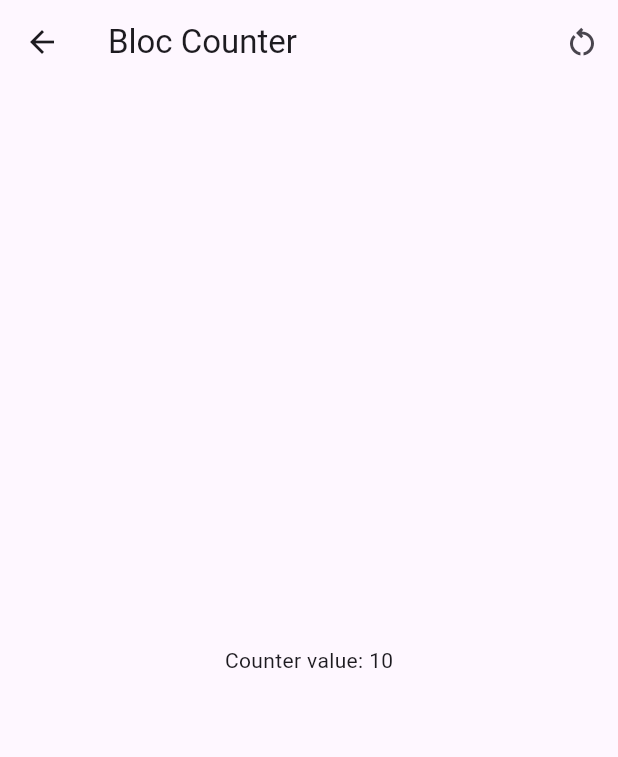
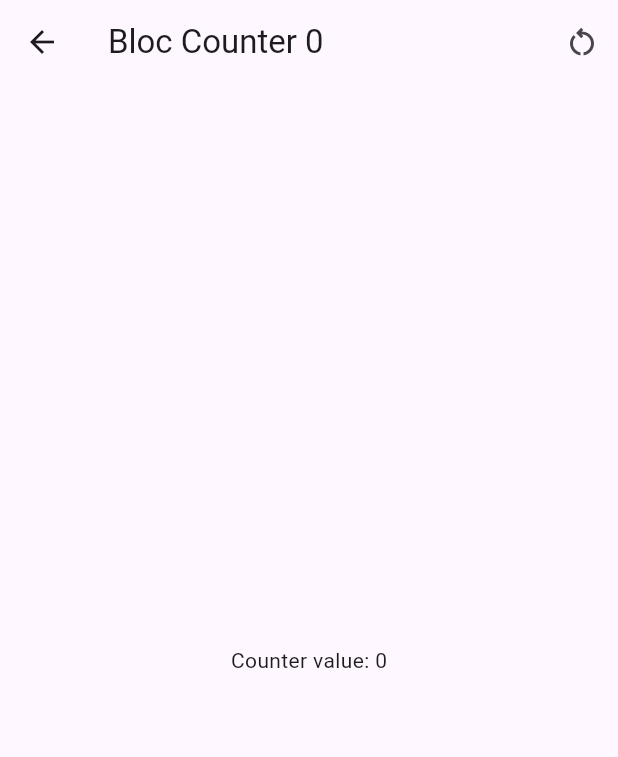
Before and after one commit to santacruzandres1/forms_app, a Flutter app: the BlocCounterView screen opened directly, after a tap on the "restart alt" icon, on a phone screen of 412 x 824 dp. Shown: the top 757 px of the screen. Run offline on Flutter 3.47's test engine with Material 3 defaults, Android fonts, the phone set to English and light mode, and no system bars; our stand-ins replace equatable, flutter_bloc, go_router.

Commit message:
Se agregó contador de transacciones y se implementó el reseteo del contador

```diff
--- a/lib/presentation/blocs/counter_bloc/counter_bloc.dart
+++ b/lib/presentation/blocs/counter_bloc/counter_bloc.dart
@@ -7,6 +7,7 @@ part 'counter_state.dart';
 class CounterBloc extends Bloc<CounterEvent, CounterState> {
   CounterBloc() : super(const CounterState()) {
     on<CounterIncreased>(_onCounterIncreased);
+    on<CounterReseted>(_onCounterReseted);
   }
 
   void _onCounterIncreased(
@@ -17,4 +18,9 @@ class CounterBloc extends Bloc<CounterEvent, CounterState> {
       ));
 
       }
+  void _onCounterReseted(
+    CounterReseted event, Emitter<CounterState> emit) {
+        emit( CounterState(counter: 0, transactionCount: state.transactionCount),
+        );
+  }
 }
--- a/lib/presentation/blocs/counter_bloc/counter_event.dart
+++ b/lib/presentation/blocs/counter_bloc/counter_event.dart
@@ -13,3 +13,8 @@ class CounterIncreased extends CounterEvent {
   const CounterIncreased(this.value);
 
 }
+
+class CounterReseted extends CounterEvent{
+
+  const CounterReseted();
+}
--- a/lib/presentation/screens/bloc_counter_screen.dart
+++ b/lib/presentation/screens/bloc_counter_screen.dart
@@ -24,14 +24,21 @@ class BlocCounterView extends StatelessWidget {
 BlocProvider.of<CounterBloc>(context).add(CounterIncreased(value));
   }// Se utiliza BlocProvider.of() para acceder al Bloc de forma organizada, segura y eficiente, siguiendo las mejores prácticas de inyección de dependencias y gestión del ciclo de vida.
 
+  void resetCounter(BuildContext context, [int value = 0]) {
+    BlocProvider.of<CounterBloc>(context).add(const CounterReseted());
+  }
+
+
 
   @override
   Widget build(BuildContext context) {
     return Scaffold(
       appBar: AppBar(
-        title: const Text('Bloc Counter'),
+        title:  context.select((CounterBloc transactionBloc)=> Text('Bloc Counter ${transactionBloc.state.transactionCount}')),
         actions: [
-          IconButton(onPressed: (){}, icon: const Icon(Icons.restart_alt_outlined)),
+          IconButton(onPressed: (){
+                resetCounter(context);
+          }, icon: const Icon(Icons.restart_alt_outlined)),
         ],
         ),
       body:  Center(
```
